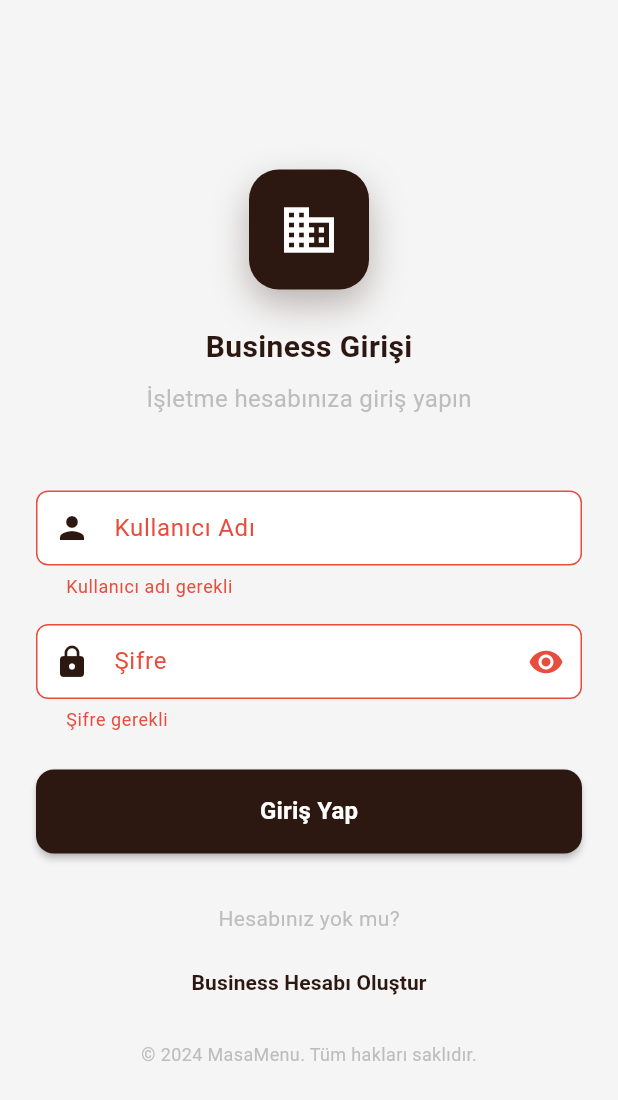
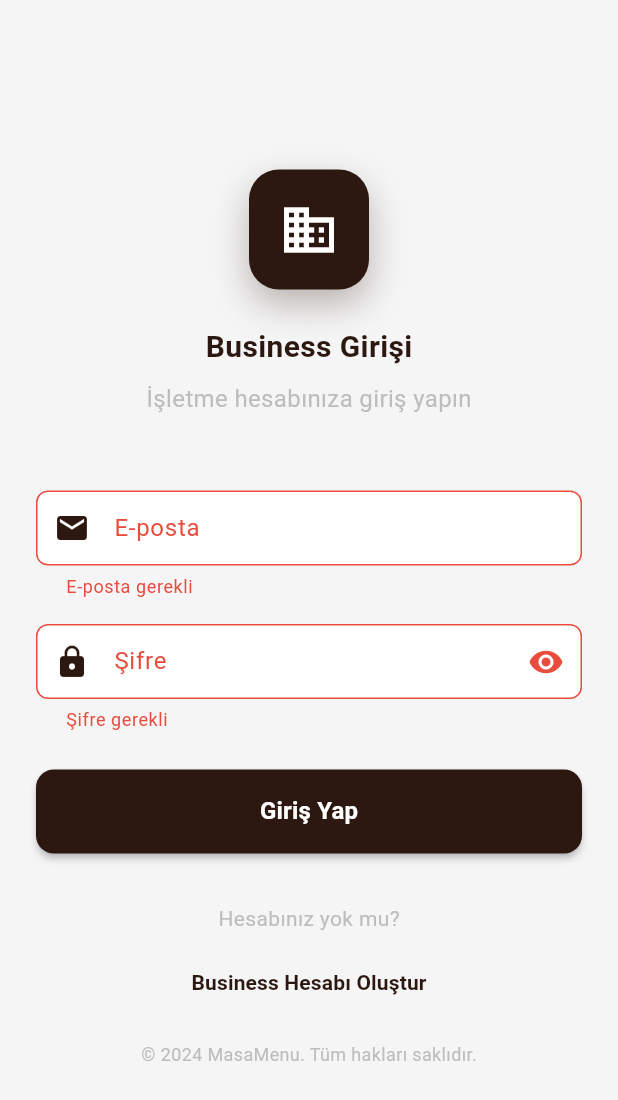
Before and after one commit to mehmet-karataslar/menumasa, a Flutter app: the BusinessLoginPage screen opened by its route, after a tap on "Giriş Yap", on a phone screen of 412 x 824 dp. Shown: the top 1100 px of the screen. Run offline on Flutter 3.47's test engine with Material 3 defaults, Android fonts, the phone set to English and light mode, and no system bars; our stand-ins replace cloud_firestore, file_picker, firebase_auth, firebase_core, firebase_storage, fl_chart and 6 more; missing offline and left inert: dart:html; accounts and stored records are empty; network calls fail; project files that could hold a hidden picture were left out.

Commit message:
Business login sistemi düzeltildi: Firebase Auth tabanlı business girişi eklendi - BusinessLoginPage Firebase Auth kullanıyor - Business register'dan sonra business dashboard'a yönlendirme düzeltildi - BusinessDashboardRouterPage user.uid'yi businessId olarak kullanıyor - Permission denied hatası çözüldü

```diff
--- a/lib/business/pages/business_login_page.dart
+++ b/lib/business/pages/business_login_page.dart
@@ -1,9 +1,9 @@
 import 'package:flutter/material.dart';
 import 'package:flutter/services.dart';
 import '../../core/constants/app_colors.dart';
-import '../services/business_service.dart';
 import '../../core/constants/app_typography.dart';
-
+import '../../core/services/auth_service.dart';
+import '../../core/enums/user_type.dart';
 import '../../presentation/widgets/shared/error_message.dart';
 
 class BusinessLoginPage extends StatefulWidget {
@@ -15,10 +15,10 @@ class BusinessLoginPage extends StatefulWidget {
 
 class _BusinessLoginPageState extends State<BusinessLoginPage> {
   final _formKey = GlobalKey<FormState>();
-  final _usernameController = TextEditingController();
+  final _emailController = TextEditingController(); // email kullanıyoruz artık
   final _passwordController = TextEditingController();
 
-  final BusinessService _businessService = BusinessService();
+  final AuthService _authService = AuthService();
 
   bool _isLoading = false;
   bool _obscurePassword = true;
@@ -26,7 +26,7 @@ class _BusinessLoginPageState extends State<BusinessLoginPage> {
 
   @override
   void dispose() {
-    _usernameController.dispose();
+    _emailController.dispose();
     _passwordController.dispose();
     super.dispose();
   }
@@ -131,11 +131,11 @@ class _BusinessLoginPageState extends State<BusinessLoginPage> {
         children: [
           // Kullanıcı adı
           TextFormField(
-            controller: _usernameController,
+            controller: _emailController,
             decoration: InputDecoration(
-              labelText: 'Kullanıcı Adı',
-              hintText: 'Kullanıcı adınızı girin',
-              prefixIcon: const Icon(Icons.person),
+              labelText: 'E-posta',
+              hintText: 'E-posta adresinizi girin',
+              prefixIcon: const Icon(Icons.email),
               border: OutlineInputBorder(
                 borderRadius: BorderRadius.circular(12),
               ),
@@ -158,7 +158,7 @@ class _BusinessLoginPageState extends State<BusinessLoginPage> {
             ),
             validator: (value) {
               if (value == null || value.trim().isEmpty) {
-                return 'Kullanıcı adı gerekli';
+                return 'E-posta gerekli';
               }
               return null;
             },
@@ -300,22 +300,27 @@ class _BusinessLoginPageState extends State<BusinessLoginPage> {
     });
 
     try {
-      final business = await _businessService.signInWithCredentials(
-        username: _usernameController.text.trim(),
-        password: _passwordController.text,
+      final user = await _authService.signInWithEmailAndPassword(
+        _emailController.text.trim(),
+        _passwordController.text,
       );
 
-      if (business != null && mounted) {
-        // Başarılı giriş - Business dashboard'a yönlendir
-        Navigator.pushReplacementNamed(context, '/business/dashboard');
+      if (user != null && mounted) {
+        // Check if user is business type
+        if (user.userType == UserType.business) {
+          // Başarılı giriş - Business dashboard'a yönlendir
+          Navigator.pushReplacementNamed(context, '/business/dashboard');
+        } else {
+          setState(() {
+            _errorMessage = 'Bu hesap işletme hesabı değil. Lütfen işletme hesabınızla giriş yapın.';
+          });
+        }
       }
-    } on BusinessException catch (e) {
-      setState(() {
-        _errorMessage = e.message;
-      });
     } catch (e) {
       setState(() {
-        _errorMessage = 'Giriş sırasında beklenmeyen bir hata oluştu';
+        _errorMessage = e.toString().contains('Exception:')
+            ? e.toString().split('Exception: ')[1]
+            : 'Giriş sırasında beklenmeyen bir hata oluştu';
       });
     } finally {
       if (mounted) {
```
Also changed, not shown: lib/business/pages/business_dashboard_page.dart (+4 -3 lines), 1 other file.
